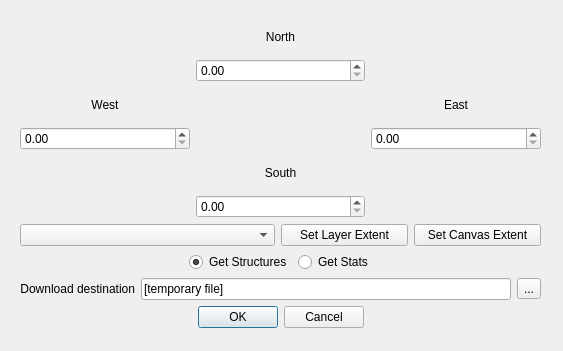
Old version of the form get_bbox_nsi_data_dialog_base.ui in the repository sebastianrowan/get_nsi_data.
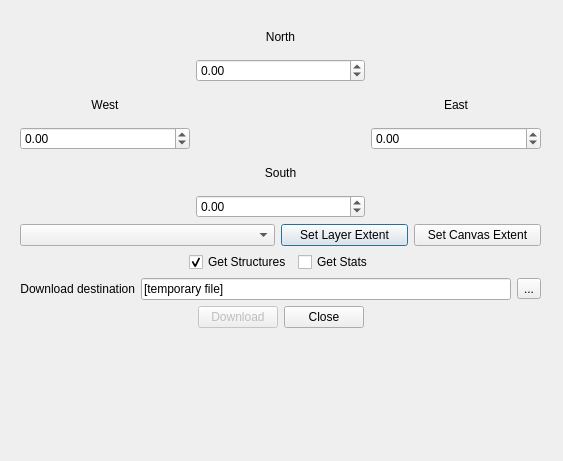
New version of the form.

Commit message:
Add function to ensure bbox is within us area
Works, but could use further refinement.

Patch:
```diff
--- a/get_bbox_nsi_data_dialog_base.ui
+++ b/get_bbox_nsi_data_dialog_base.ui
@@ -7,7 +7,7 @@
     <x>0</x>
     <y>0</y>
     <width>563</width>
-    <height>351</height>
+    <height>461</height>
    </rect>
   </property>
   <property name="windowTitle">
@@ -52,7 +52,14 @@
        </spacer>
       </item>
       <item row="1" column="1">
-       <widget class="QDoubleSpinBox" name="spinBoxNorth"/>
+       <widget class="QDoubleSpinBox" name="spinBoxNorth">
+        <property name="minimum">
+         <double>-90.000000000000000</double>
+        </property>
+        <property name="maximum">
+         <double>90.000000000000000</double>
+        </property>
+       </widget>
       </item>
       <item row="4" column="2">
        <spacer name="horizontalSpacer_10">
@@ -81,7 +88,14 @@
        </spacer>
       </item>
       <item row="3" column="2">
-       <widget class="QDoubleSpinBox" name="spinBoxEast"/>
+       <widget class="QDoubleSpinBox" name="spinBoxEast">
+        <property name="minimum">
+         <double>-180.000000000000000</double>
+        </property>
+        <property name="maximum">
+         <double>180.000000000000000</double>
+        </property>
+       </widget>
       </item>
       <item row="0" column="1">
        <widget class="QLabel" name="labelNorth">
@@ -143,7 +157,14 @@
        </spacer>
       </item>
       <item row="3" column="0">
-       <widget class="QDoubleSpinBox" name="spinBoxWest"/>
+       <widget class="QDoubleSpinBox" name="spinBoxWest">
+        <property name="minimum">
+         <double>-180.000000000000000</double>
+        </property>
+        <property name="maximum">
+         <double>180.000000000000000</double>
+        </property>
+       </widget>
       </item>
       <item row="4" column="1">
        <widget class="QLabel" name="labelSouth">
@@ -195,7 +216,14 @@
        </spacer>
       </item>
       <item row="5" column="1">
-       <widget class="QDoubleSpinBox" name="spinBoxSouth"/>
+       <widget class="QDoubleSpinBox" name="spinBoxSouth">
+        <property name="minimum">
+         <double>-90.000000000000000</double>
+        </property>
+        <property name="maximum">
+         <double>90.000000000000000</double>
+        </property>
+       </widget>
       </item>
       <item row="0" column="0">
        <spacer name="horizontalSpacer_6">
@@ -252,7 +280,7 @@
        </spacer>
       </item>
       <item>
-       <widget class="QRadioButton" name="radioButton">
+       <widget class="QCheckBox" name="checkBox">
         <property name="sizePolicy">
          <sizepolicy hsizetype="Minimum" vsizetype="Fixed">
           <horstretch>0</horstretch>
@@ -268,7 +296,7 @@
        </widget>
       </item>
       <item>
-       <widget class="QRadioButton" name="radioButton_2">
+       <widget class="QCheckBox" name="checkBox_2">
         <property name="sizePolicy">
          <sizepolicy hsizetype="Minimum" vsizetype="Fixed">
           <horstretch>0</horstretch>
@@ -328,17 +356,69 @@
      </layout>
     </item>
     <item>
-     <widget class="QDialogButtonBox" name="button_box">
-      <property name="orientation">
-       <enum>Qt::Horizontal</enum>
-      </property>
-      <property name="standardButtons">
-       <set>QDialogButtonBox::Cancel|QDialogButtonBox::Ok</set>
-      </property>
-      <property name="centerButtons">
-       <bool>true</bool>
-      </property>
-     </widget>
+     <layout class="QHBoxLayout" name="horizontalLayout_4" stretch="1,2,2,1">
+      <item>
+       <spacer name="horizontalSpacer_13">
+        <property name="orientation">
+         <enum>Qt::Horizontal</enum>
+        </property>
+        <property name="sizeHint" stdset="0">
+         <size>
+          <width>40</width>
+          <height>20</height>
+         </size>
+        </property>
+       </spacer>
+      </item>
+      <item>
+       <widget class="QPushButton" name="dlButton">
+        <property name="enabled">
+         <bool>false</bool>
+        </property>
+        <property name="sizePolicy">
+         <sizepolicy hsizetype="Fixed" vsizetype="Fixed">
+          <horstretch>0</horstretch>
+          <verstretch>0</verstretch>
+         </sizepolicy>
+        </property>
+        <property name="text">
+         <string>Download</string>
+        </property>
+       </widget>
+      </item>
+      <item>
+       <widget class="QDialogButtonBox" name="button_box">
+        <property name="sizePolicy">
+         <sizepolicy hsizetype="Fixed" vsizetype="Fixed">
+          <horstretch>0</horstretch>
+          <verstretch>0</verstretch>
+         </sizepolicy>
+        </property>
+        <property name="orientation">
+         <enum>Qt::Horizontal</enum>
+        </property>
+        <property name="standardButtons">
+         <set>QDialogButtonBox::Close</set>
+        </property>
+        <property name="centerButtons">
+         <bool>true</bool>
+        </property>
+       </widget>
+      </item>
+      <item>
+       <spacer name="horizontalSpacer_14">
+        <property name="orientation">
+         <enum>Qt::Horizontal</enum>
+        </property>
+        <property name="sizeHint" stdset="0">
+         <size>
+          <width>40</width>
+          <height>20</height>
+         </size>
+        </property>
+       </spacer>
+      </item>
+     </layout>
     </item>
    </layout>
   </widget>
```
Left out of the diff: 2 changed lines with no effect on the pictures. The commit also changes 2 other files.
